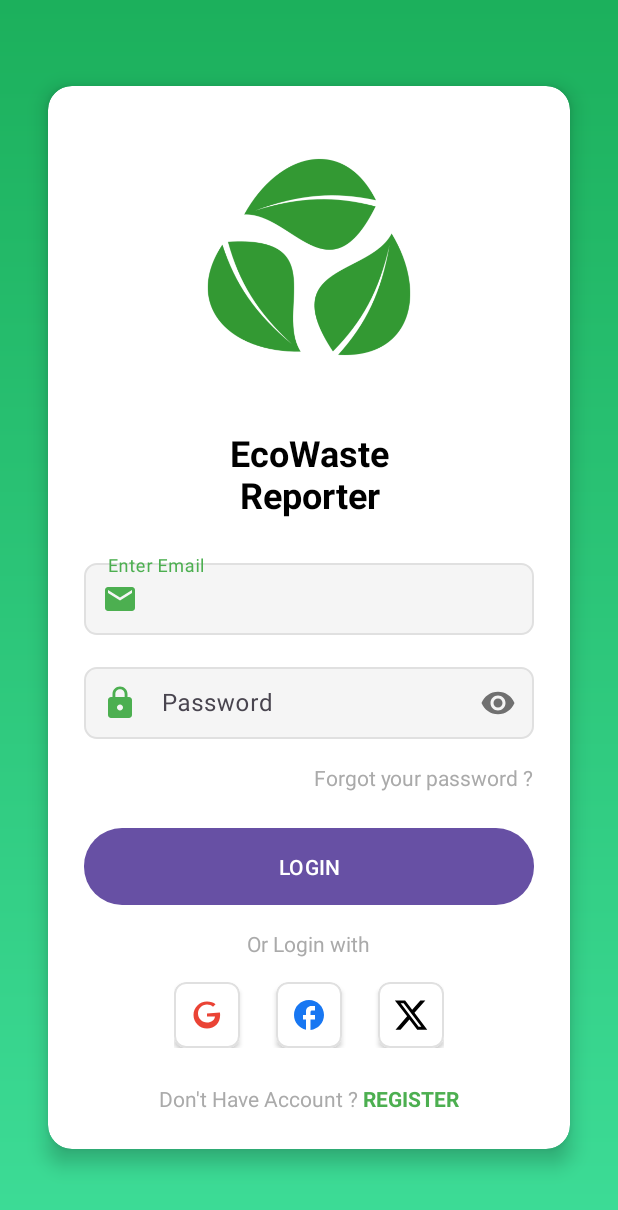
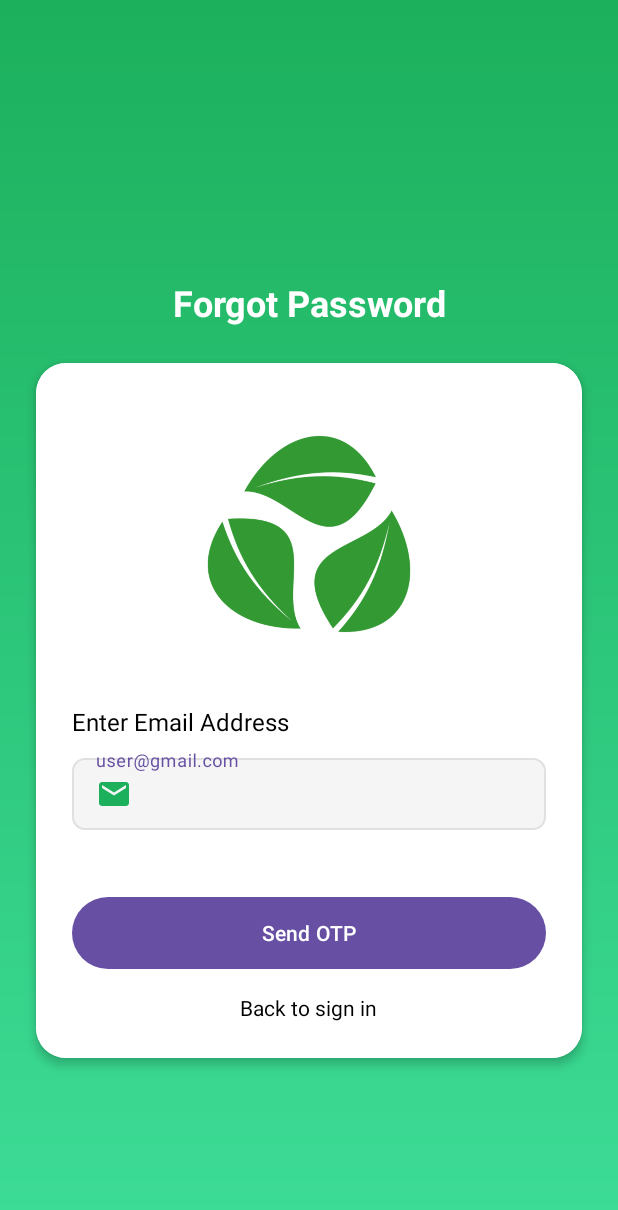
Before and after one commit to MadhukaH/EcoWasteReporter, an Android app: the UserLogin screen opened directly, with no data from a screen before it, after a tap on "Forgot your password ?", on a phone screen of 412 x 824 dp. Shown: the top 1210 px of the screen. Run offline under Robolectric (Android 15) with nearby library versions, the phone set to English and light mode, and no system bars.

Commit message:
Create VerificationOTP Page and set validation

```diff
--- a/app/src/main/AndroidManifest.xml
+++ b/app/src/main/AndroidManifest.xml
@@ -28,6 +28,8 @@
         <activity android:name=".UserLogin" />
         <activity android:name=".CleanerReg" />
         <activity android:name=".CleanerLoginPage" />
+        <activity android:name=".ForgotPasswordPage" />
+        <activity android:name=".VerificationCodePage" />
     </application>
 
 </manifest>
--- /dev/null
+++ b/app/src/main/java/com/s23010169/ecowastereporter/ForgotPasswordPage.java
@@ -0,0 +1,83 @@
+package com.s23010169.ecowastereporter;
+
+import android.content.Intent;
+import android.os.Bundle;
+import android.text.TextUtils;
+import android.util.Patterns;
+import android.view.View;
+import android.widget.Button;
+import android.widget.TextView;
+import android.widget.Toast;
+
+import androidx.appcompat.app.AppCompatActivity;
+
+import com.google.android.material.textfield.TextInputEditText;
+import com.google.android.material.textfield.TextInputLayout;
+
+public class ForgotPasswordPage extends AppCompatActivity {
+    private TextInputLayout emailInputLayout;
+    private TextInputEditText emailInput;
+    private Button sendOtpButton;
+    private TextView backToSignIn;
+
+    @Override
+    protected void onCreate(Bundle savedInstanceState) {
+        super.onCreate(savedInstanceState);
+        setContentView(R.layout.activity_forgot_password);
+
+        // Initialize views
+        emailInputLayout = findViewById(R.id.emailInputLayout);
+        emailInput = findViewById(R.id.emailInput);
+        sendOtpButton = findViewById(R.id.sendOtpButton);
+        backToSignIn = findViewById(R.id.backToSignIn);
+
+        // Set up click listeners
+        sendOtpButton.setOnClickListener(new View.OnClickListener() {
+            @Override
+            public void onClick(View v) {
+                if (validateEmail()) {
+                    // TODO: Implement OTP sending logic
+                    Toast.makeText(ForgotPasswordPage.this, "OTP sent to your email", Toast.LENGTH_SHORT).show();
+
+                    // Navigate to VerificationCodePage
+                    Intent intent = new Intent(ForgotPasswordPage.this, VerificationCodePage.class);
+                    startActivity(intent);
+                }
+            }
+        });
+
+        backToSignIn.setOnClickListener(new View.OnClickListener() {
+            @Override
+            public void onClick(View v) {
+                finish(); // Go back to previous screen
+            }
+        });
+
+        // Add text change listener for real-time validation
+        emailInput.setOnFocusChangeListener(new View.OnFocusChangeListener() {
+            @Override
+            public void onFocusChange(View v, boolean hasFocus) {
+                if (!hasFocus) {
+                    validateEmail();
+                }
+            }
+        });
+    }
+
+    private boolean validateEmail() {
+        String email = emailInput.getText().toString().trim();
+
+        if (TextUtils.isEmpty(email)) {
+            emailInputLayout.setError("Email is required");
+            return false;
+        }
+
+        if (!Patterns.EMAIL_ADDRESS.matcher(email).matches()) {
+            emailInputLayout.setError("Please enter a valid email address");
+            return false;
+        }
+
+        emailInputLayout.setError(null);
+        return true;
+    }
+}
--- a/app/src/main/java/com/s23010169/ecowastereporter/UserLogin.java
+++ b/app/src/main/java/com/s23010169/ecowastereporter/UserLogin.java
@@ -68,7 +68,7 @@ public class UserLogin extends AppCompatActivity implements View.OnClickListener
         } else if (v.getId() == R.id.twitterSignIn) {
             showFeatureComingSoon("X (Twitter) Sign In");
         } else if (v.getId() == R.id.forgotPasswordText) {
-            showFeatureComingSoon("Forgot Password");
+            navigateToForgotPassword();
         } else if (v.getId() == R.id.registerText) {
             navigateToRegister();
         }
@@ -127,6 +127,11 @@ public class UserLogin extends AppCompatActivity implements View.OnClickListener
         finish();
     }
 
+    private void navigateToForgotPassword() {
+        Intent intent = new Intent(this, ForgotPasswordPage.class);
+        startActivity(intent);
+    }
+
     private void showFeatureComingSoon(String feature) {
         Toast.makeText(this, feature + " coming soon", Toast.LENGTH_SHORT).show();
     }
--- a/app/src/main/res/drawable/ic_email.xml
+++ b/app/src/main/res/drawable/ic_email.xml
@@ -5,6 +5,6 @@
     android:viewportWidth="24"
     android:viewportHeight="24">
     <path
-        android:fillColor="#000000"
+        android:fillColor="#1CB05C"
         android:pathData="M20,4L4,4c-1.1,0 -1.99,0.9 -1.99,2L2,18c0,1.1 0.9,2 2,2h16c1.1,0 2,-0.9 2,-2L22,6c0,-1.1 -0.9,-2 -2,-2zM20,8l-8,5 -8,-5L4,6l8,5 8,-5v2z" />
 </vector>
--- /dev/null
+++ b/app/src/main/res/layout/activity_forgot_password.xml
@@ -0,0 +1,97 @@
+<?xml version="1.0" encoding="utf-8"?>
+<androidx.constraintlayout.widget.ConstraintLayout xmlns:android="http://schemas.android.com/apk/res/android"
+    xmlns:app="http://schemas.android.com/apk/res-auto"
+    xmlns:tools="http://schemas.android.com/tools"
+    android:layout_width="match_parent"
+    android:layout_height="match_parent"
+    android:background="@drawable/welcome_gradient"
+    tools:layout_editor_absoluteX="0dp"
+    tools:layout_editor_absoluteY="39dp">
+
+    <TextView
+        android:id="@+id/forgotPasswordTitle"
+        android:layout_width="wrap_content"
+        android:layout_height="wrap_content"
+        android:layout_marginTop="185dp"
+        android:text="Forgot Password"
+        android:textColor="@android:color/white"
+        android:textSize="24sp"
+        android:textStyle="bold"
+        app:layout_constraintEnd_toEndOf="parent"
+        app:layout_constraintStart_toStartOf="parent"
+        app:layout_constraintTop_toTopOf="parent" />
+
+    <androidx.cardview.widget.CardView
+        android:layout_width="match_parent"
+        android:layout_height="wrap_content"
+        android:layout_marginStart="24dp"
+        android:layout_marginTop="24dp"
+        android:layout_marginEnd="24dp"
+        app:cardCornerRadius="20dp"
+        app:cardElevation="4dp"
+        app:layout_constraintTop_toBottomOf="@id/forgotPasswordTitle">
+
+        <LinearLayout
+            android:layout_width="match_parent"
+            android:layout_height="wrap_content"
+            android:background="@android:color/white"
+            android:orientation="vertical"
+            android:padding="24dp">
+
+            <ImageView
+                android:layout_width="180dp"
+                android:layout_height="180dp"
+                android:layout_gravity="center"
+                android:layout_marginBottom="24dp"
+                android:src="@drawable/logo" />
+
+            <TextView
+                android:layout_width="wrap_content"
+                android:layout_height="wrap_content"
+                android:text="Enter Email Address"
+                android:textColor="@android:color/black"
+                android:textSize="16sp" />
+
+            <com.google.android.material.textfield.TextInputLayout
+                android:id="@+id/emailInputLayout"
+                android:layout_width="match_parent"
+                android:layout_height="wrap_content"
+                android:layout_marginTop="8dp"
+                app:errorEnabled="true">
+
+                <com.google.android.material.textfield.TextInputEditText
+                    android:id="@+id/emailInput"
+                    android:layout_width="match_parent"
+                    android:layout_height="wrap_content"
+                    android:background="@drawable/edit_text_background"
+                    android:drawableStart="@drawable/ic_email"
+                    android:drawablePadding="8dp"
+                    android:hint="user@gmail.com"
+                    android:inputType="textEmailAddress"
+                    android:padding="12dp" />
+
+            </com.google.android.material.textfield.TextInputLayout>
+
+            <Button
+                android:id="@+id/sendOtpButton"
+                android:layout_width="match_parent"
+                android:layout_height="wrap_content"
+                android:layout_marginTop="24dp"
+                android:background="@drawable/green_rounded_button"
+                android:text="Send OTP"
+                android:textColor="@android:color/white" />
+
+            <TextView
+                android:id="@+id/backToSignIn"
+                android:layout_width="wrap_content"
+                android:layout_height="wrap_content"
+                android:layout_gravity="center"
+                android:layout_marginTop="16dp"
+                android:text="Back to sign in"
+                android:textColor="@android:color/black" />
+
+        </LinearLayout>
+
+    </androidx.cardview.widget.CardView>
+
+</androidx.constraintlayout.widget.ConstraintLayout>
--- a/app/src/main/res/values/colors.xml
+++ b/app/src/main/res/values/colors.xml
@@ -5,4 +5,5 @@
     <color name="gradient_start">#1CB05C</color>
     <color name="gradient_end">#3DDC97</color>
     <color name="button_color">#206A4E</color>
+    <color name="green_500">#4CAF50</color>
 </resources>
```
Also changed, not shown: app/src/main/java/com/s23010169/ecowastereporter/VerificationCodePage.java (added, +59 -0 lines), app/src/main/res/layout/activity_verification_code.xml (added, +149 -0 lines).
